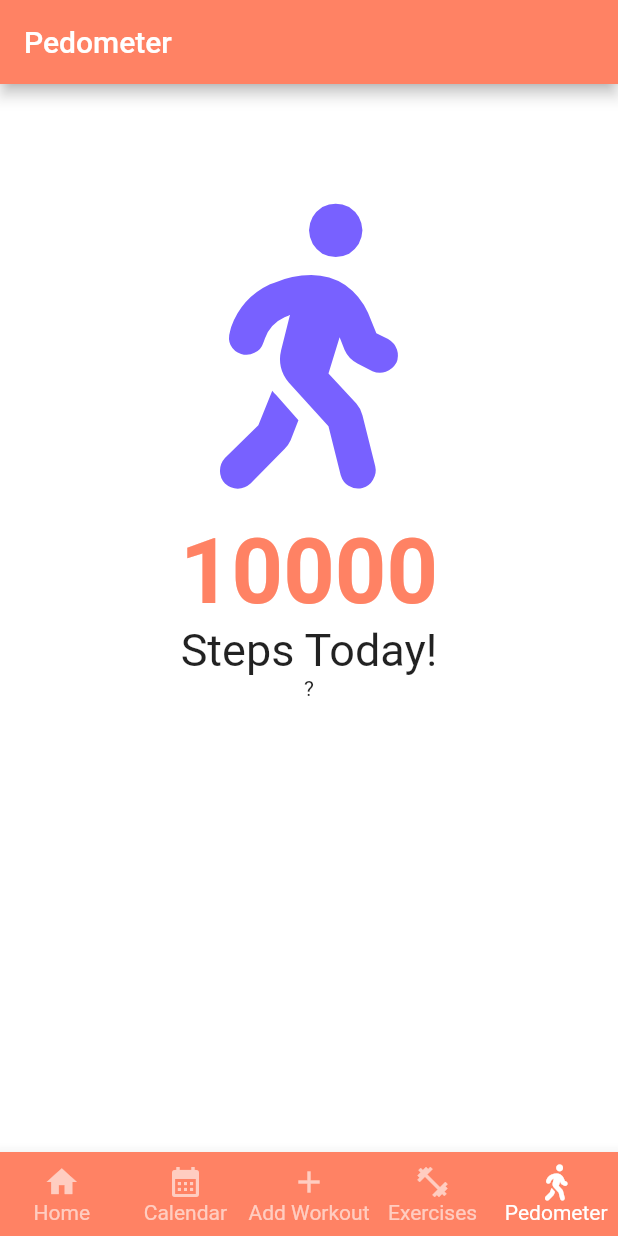
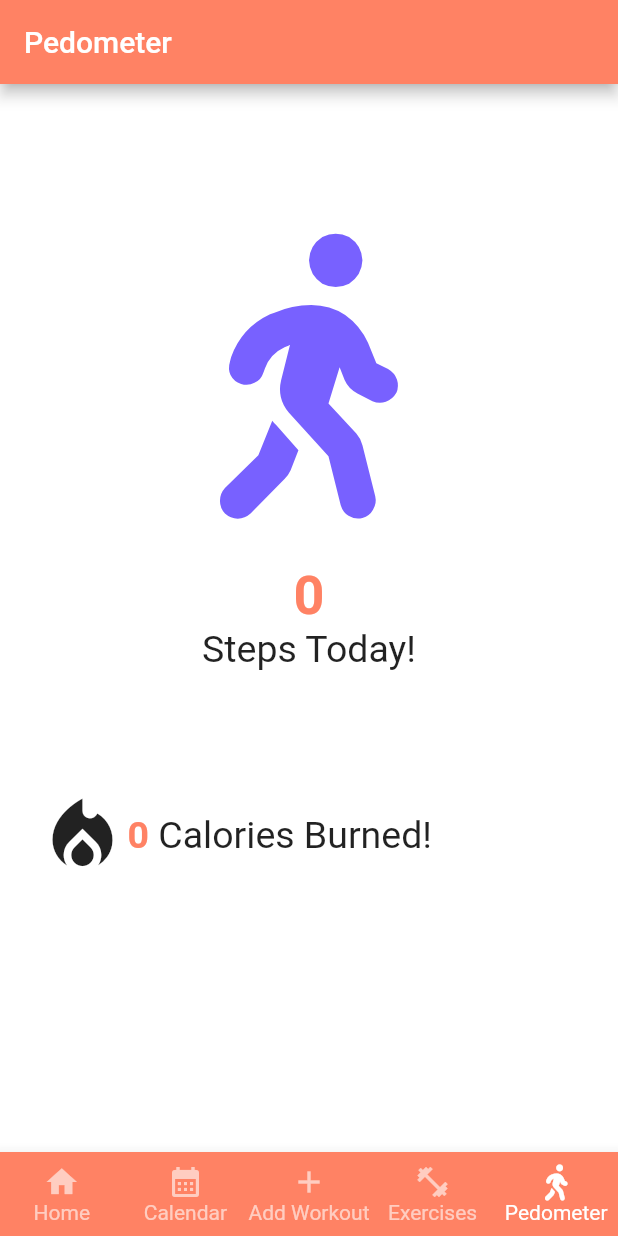
Before and after one commit to ahmadmua/PROG20261---Fire-Up-Fitness, a Flutter app: the PedometerScreen screen opened directly, on a phone screen of 412 x 824 dp. Run offline on Flutter 3.47's test engine with Material 2 defaults, Android fonts, the phone set to English and light mode, and no system bars; our stand-ins replace cloud_firestore, firebase_auth, firebase_core, font_awesome_flutter, pedometer; accounts and stored records are empty.

Commit message:
Better implemented the pedometer, and added a calorie counter

```diff
--- a/lib/pedometer-screen.dart
+++ b/lib/pedometer-screen.dart
@@ -8,7 +8,6 @@ import 'calendar-screen.dart';
 import 'createWorkout-screen.dart';
 import 'package:pedometer/pedometer.dart';
 
-
 class PedometerScreen extends StatefulWidget {
   const PedometerScreen({Key? key}) : super(key: key);
 
@@ -16,16 +15,21 @@ class PedometerScreen extends StatefulWidget {
   State<PedometerScreen> createState() => _PedometerScreenState();
 }
 
-
 class _PedometerScreenState extends State<PedometerScreen> {
   int _currentIndex = 4;
+  double _cals = 0;
+  int _calsInt = 0;
+  int _stepsInt = 0;
 
   late Stream<StepCount> _stepCountStream;
-  String _steps = '?';
+  String _steps = '0';
+  //String _steps = '?';
+  // _steps used to be a '?' instead of '0', if anything breaks that is why. needed to do this for the calorie counter
 
   @override
   void initState() {
     super.initState();
+    calculateCalories();
     initPlatformState();
   }
 
@@ -50,6 +54,15 @@ class _PedometerScreenState extends State<PedometerScreen> {
     if (!mounted) return;
   }
 
+  void calculateCalories(){
+    setState(() {
+      _stepsInt = int.parse(_steps);
+      _cals = (_stepsInt) / 40;
+      _calsInt = _cals.toInt();
+
+    });
+  }
+
   @override
   Widget build(BuildContext context) {
     return Scaffold(
@@ -68,28 +81,29 @@ class _PedometerScreenState extends State<PedometerScreen> {
           selectedFontSize: 14,
           unselectedFontSize: 14,
           onTap: (value) {
-            if(value == 0){
-              Navigator.pushReplacement(context, MaterialPageRoute(builder: (context) {
+            if (value == 0) {
+              Navigator.pushReplacement(context,
+                  MaterialPageRoute(builder: (context) {
                 return const HomeScreen();
               }));
-            }
-            else if(value == 1){
-              Navigator.pushReplacement(context, MaterialPageRoute(builder: (context) {
+            } else if (value == 1) {
+              Navigator.pushReplacement(context,
+                  MaterialPageRoute(builder: (context) {
                 return const CalendarScreen();
               }));
-            }
-            else if(value == 2){
-              Navigator.pushReplacement(context, MaterialPageRoute(builder: (context) {
+            } else if (value == 2) {
+              Navigator.pushReplacement(context,
+                  MaterialPageRoute(builder: (context) {
                 return const CreateWorkoutScreen();
               }));
-            }
-            else if(value == 3){
-              Navigator.pushReplacement(context, MaterialPageRoute(builder: (context) {
+            } else if (value == 3) {
+              Navigator.pushReplacement(context,
+                  MaterialPageRoute(builder: (context) {
                 return const WorkEdScreen();
               }));
-            }
-            else if(value == 4){
-              Navigator.pushReplacement(context, MaterialPageRoute(builder: (context) {
+            } else if (value == 4) {
+              Navigator.pushReplacement(context,
+                  MaterialPageRoute(builder: (context) {
                 return const PedometerScreen();
               }));
             }
@@ -119,21 +133,43 @@ class _PedometerScreenState extends State<PedometerScreen> {
           ],
         ),
         body: Column(
-          children:  <Widget> [
+          children: <Widget>[
+            const SizedBox(
+              height: 100,
+            ),
+            const Center(
+              child: FaIcon(FontAwesomeIcons.personWalking,
+                  size: 190, color: Color.fromRGBO(120, 97, 255, 1.0)),
+            ),
+            const SizedBox(
+              height: 30,
+            ),
+            Text(_steps,
+                style: const TextStyle(
+                    fontWeight: FontWeight.bold,
+                    fontSize: 36,
+                    color: Color.fromRGBO(255, 130, 100, 1))),
+            const Text("Steps Today!", style: TextStyle(fontSize: 25)),
             const SizedBox(
               height: 80,
             ),
-            const Center(
-              child: FaIcon(FontAwesomeIcons.personWalking, size: 190, color: Color.fromRGBO(120, 97, 255, 1.0)),
+            Row(
+              children: [
+                const SizedBox(
+                  width: 25,
+                ),
+                const Icon(Icons.local_fire_department, size: 60),
+                Text("$_calsInt",
+                    style: const TextStyle(
+                        fontWeight: FontWeight.bold,
+                        fontSize: 25,
+                        color: Color.fromRGBO(255, 130, 100, 1))),
+                const Text(" Calories Burned!",
+                    style: TextStyle(
+                        fontSize: 25)),
+              ],
             ),
-            const SizedBox(
-              height: 20,
-            ),
-            const Text("10000", style: TextStyle(fontWeight: FontWeight.bold, fontSize: 60, color: Color.fromRGBO(255, 130, 100, 1))),
-            const Text("Steps Today!", style: TextStyle(fontSize: 30)),
-            Text(_steps),
           ],
-        )
-    );
+        ));
   }
 }
```
